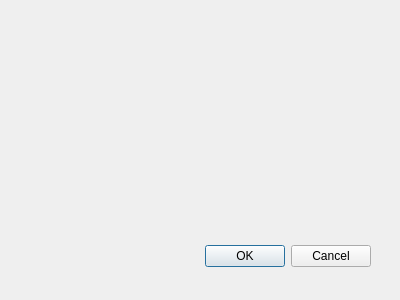
The window that ui_sogissuche.ui (edigonzales-archiv/SogisSuche) describes before a commit, drawn with Qt 5.
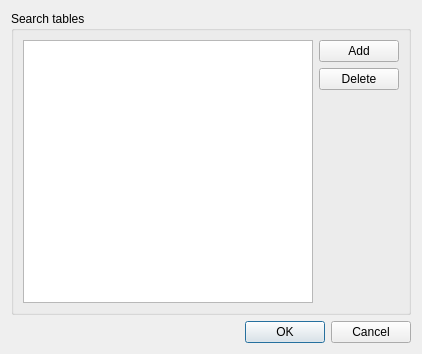
The same window after the commit.

Commit message: reset button, settings

What changed in the file:
```diff
--- a/ui_sogissuche.ui
+++ b/ui_sogissuche.ui
@@ -1,33 +1,80 @@
 <ui version="4.0" >
  <class>SogisSuche</class>
- <widget class="QDialog" name="SogisSuche" >
-  <property name="geometry" >
+ <widget class="QDialog" name="SogisSuche">
+  <property name="geometry">
    <rect>
     <x>0</x>
     <y>0</y>
-    <width>400</width>
-    <height>300</height>
+    <width>422</width>
+    <height>354</height>
    </rect>
   </property>
   <property name="windowTitle" >
    <string>SogisSuche</string>
   </property>
-  <widget class="QDialogButtonBox" name="buttonBox" >
-   <property name="geometry" >
-    <rect>
-     <x>30</x>
-     <y>240</y>
-     <width>341</width>
-     <height>32</height>
-    </rect>
-   </property>
-   <property name="orientation" >
-    <enum>Qt::Horizontal</enum>
-   </property>
-   <property name="standardButtons" >
-    <set>QDialogButtonBox::Cancel|QDialogButtonBox::Ok</set>
-   </property>
-  </widget>
+  <layout class="QGridLayout" name="gridLayout">
+   <item row="0" column="0">
+    <widget class="QGroupBox" name="groupBox_4">
+     <property name="title">
+      <string>Search tables</string>
+     </property>
+     <layout class="QGridLayout" name="gridLayout_13">
+      <item row="0" column="0">
+       <layout class="QHBoxLayout" name="horizontalLayout_2">
+        <item>
+         <widget class="QListWidget" name="listWidgetSearchTables">
+          <property name="selectionMode">
+           <enum>QAbstractItemView::ExtendedSelection</enum>
+          </property>
+         </widget>
+        </item>
+        <item>
+         <layout class="QVBoxLayout" name="verticalLayout_2">
+          <item>
+           <widget class="QPushButton" name="btnAddSearchTable">
+            <property name="text">
+             <string>Add</string>
+            </property>
+           </widget>
+          </item>
+          <item>
+           <widget class="QPushButton" name="btnDeleteSearchTable">
+            <property name="text">
+             <string>Delete</string>
+            </property>
+           </widget>
+          </item>
+          <item>
+           <spacer name="verticalSpacer_3">
+            <property name="orientation">
+             <enum>Qt::Vertical</enum>
+            </property>
+            <property name="sizeHint" stdset="0">
+             <size>
+              <width>20</width>
+              <height>40</height>
+             </size>
+            </property>
+           </spacer>
+          </item>
+         </layout>
+        </item>
+       </layout>
+      </item>
+     </layout>
+    </widget>
+   </item>
+   <item row="1" column="0">
+    <widget class="QDialogButtonBox" name="buttonBox">
+     <property name="orientation">
+      <enum>Qt::Horizontal</enum>
+     </property>
+     <property name="standardButtons">
+      <set>QDialogButtonBox::Cancel|QDialogButtonBox::Ok</set>
+     </property>
+    </widget>
+   </item>
+  </layout>
  </widget>
  <resources/>
  <connections>
```
Left out of the diff: 13 changed lines with no effect on the pictures. The commit also changes 9 other files.
